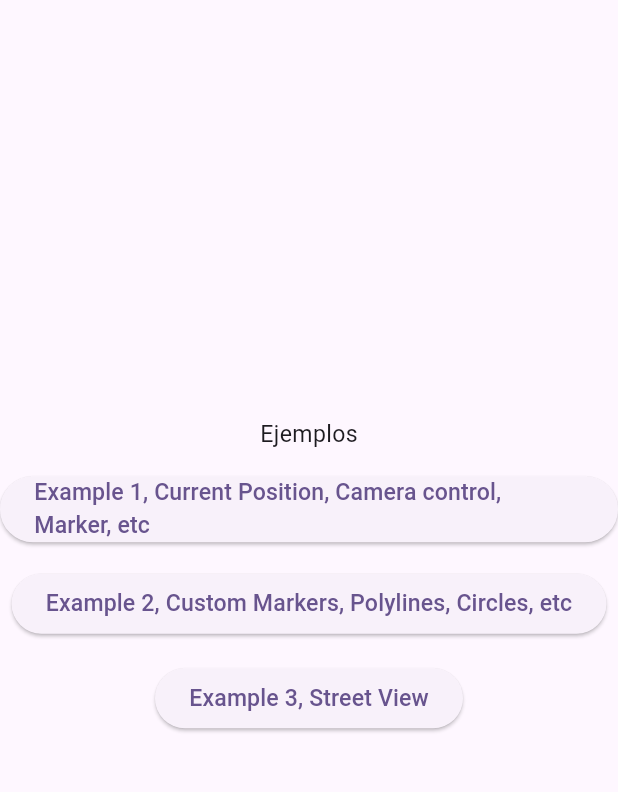
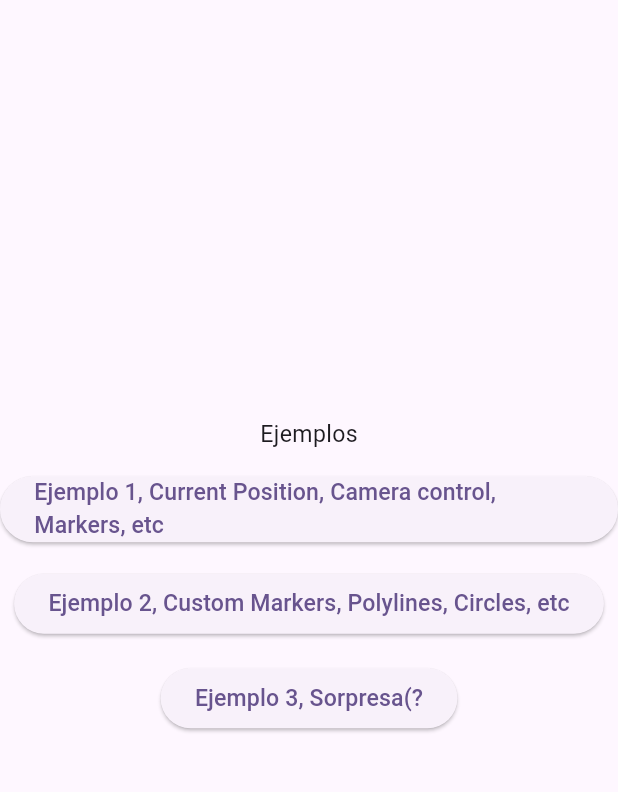
Before and after one commit to WilliBobadilla/google_maps_flutter_showcase, a Flutter app: the screen it shows after launch, on a phone screen of 412 x 824 dp, the part 84-876 px from its top. Run offline on Flutter 3.47's test engine with Material 3 defaults, Android fonts, the phone set to English and light mode, and no system bars; our stand-ins replace bloc, equatable, firebase_core, firebase_crashlytics, firebase_messaging, flutter_bloc and 9 more; missing offline and left inert: flutter_compass_v2, talker_bloc_logger, widget_to_marker; accounts and stored records are empty; statements that could not run were skipped.

Commit message:
feat: screenshotts

```diff
--- a/lib/features/map_example_1/data/datasource/map_selection_remote_source.dart
+++ b/lib/features/map_example_1/data/datasource/map_selection_remote_source.dart
@@ -7,8 +7,9 @@ abstract class MapSelectionRemoteSource {
 class MapSelectionRemoteSourceImpl implements MapSelectionRemoteSource {
   @override
   Future<Position> getCurrentLocation() {
+    // should be in a util
     return Geolocator.getCurrentPosition(
-      locationSettings: LocationSettings(accuracy: LocationAccuracy.high),
+      locationSettings: const LocationSettings(accuracy: LocationAccuracy.high),
     );
   }
 }
--- a/lib/features/map_example_1/presentation/cubit/maps_form_cubit.dart
+++ b/lib/features/map_example_1/presentation/cubit/maps_form_cubit.dart
@@ -4,9 +4,8 @@ import 'package:flutter/widgets.dart';
 import 'package:equatable/equatable.dart';
 import 'package:flutter_compass_v2/flutter_compass_v2.dart';
 import 'package:google_maps_flutter/google_maps_flutter.dart';
+import 'package:google_maps_showcase/core/usecases/usecase.dart';
 import 'package:google_maps_showcase/core/constants_values/assets.dart';
-import 'package:google_maps_showcase/core/usecases/usecase.dart';
-import 'package:google_maps_showcase/core/utils/custom_icon_maps_utils.dart';
 import 'package:google_maps_showcase/features/map_example_1/domain/usecase/get_current_location_use_case.dart';
 
 part 'maps_form_state.dart';
--- a/lib/home_view.dart
+++ b/lib/home_view.dart
@@ -24,7 +24,7 @@ class HomeView extends StatelessWidget {
                 Navigator.pushNamed(context, MapsExampleOnePage.route);
               },
               child: const Text(
-                'Example 1, Current Position, Camera control, Marker, etc',
+                'Ejemplo 1, Current Position, Camera control, Markers, etc',
               ),
             ),
             const SizedBox(height: Sizes.kDivisions),
@@ -33,7 +33,7 @@ class HomeView extends StatelessWidget {
                 Navigator.pushNamed(context, MapsExample2Page.route);
               },
               child: const Text(
-                'Example 2, Custom Markers, Polylines, Circles, etc',
+                'Ejemplo 2, Custom Markers, Polylines, Circles, etc',
               ),
             ),
             const SizedBox(height: Sizes.kDivisions),
@@ -41,7 +41,7 @@ class HomeView extends StatelessWidget {
               onPressed: () {
                 Navigator.pushNamed(context, StreetViewPage.route);
               },
-              child: const Text('Example 3, Street View'),
+              child: const Text('Ejemplo 3, Sorpresa(?'),
             ),
           ],
         ),
```
Also changed, not shown: screenshoots/directions3.png (added), screenshoots/home.png (added), screenshoots/marker1.png (added), screenshoots/marker2.png (added), 3 other files.
